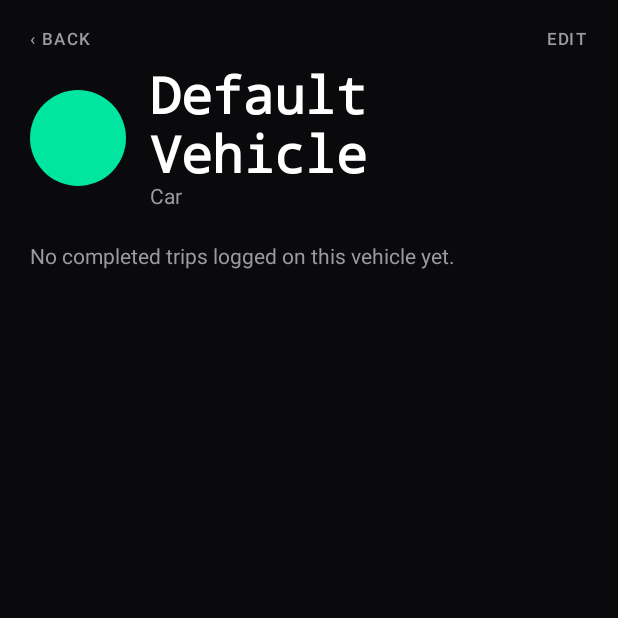
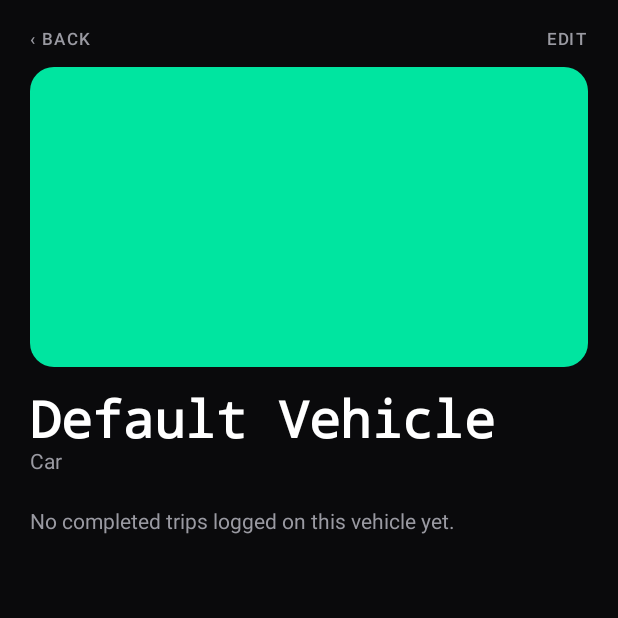
Before and after one commit to ATKennedy1299/RoadLog, an Android app built with Jetpack Compose: the GarageScreen screen opened through its navigation route, after a tap on "Default Vehicle", on a phone screen of 412 x 824 dp, the top half of it. Run offline under Robolectric (Android 15) with nearby library versions, the phone set to English and light mode, and no system bars; our stand-ins replace Room's generated code; libraries missing offline, so code that uses them is left out: org.maplibre.android.

```diff
--- a/app/src/main/java/com/roadlog/data/TripDao.kt
+++ b/app/src/main/java/com/roadlog/data/TripDao.kt
@@ -49,6 +49,9 @@ interface TripDao {
     @Query("UPDATE trips SET status = 'COMPLETED', endTimeEpochMs = :endTime WHERE id = :tripId")
     suspend fun completeTrip(tripId: Long, endTime: Long)
 
+    @Query("UPDATE trips SET vehicleProfileId = :vehicleProfileId WHERE id = :tripId")
+    suspend fun updateVehicleProfileId(tripId: Long, vehicleProfileId: Long)
+
     @Delete
     suspend fun delete(trip: Trip)
 }
--- a/app/src/main/java/com/roadlog/data/TripRepository.kt
+++ b/app/src/main/java/com/roadlog/data/TripRepository.kt
@@ -65,6 +65,11 @@ class TripRepository(private val db: AppDatabase) {
 
     suspend fun stopTrip(tripId: Long) {
         db.tripDao().completeTrip(tripId, System.currentTimeMillis())
+    }
+
+    /** Recategorizes a trip after the fact — e.g. auto-detect or the picker guessed wrong. */
+    suspend fun updateTripVehicle(tripId: Long, vehicleProfileId: Long) {
+        db.tripDao().updateVehicleProfileId(tripId, vehicleProfileId)
     }
 
     /**
--- a/app/src/main/java/com/roadlog/ui/screens/GarageScreen.kt
+++ b/app/src/main/java/com/roadlog/ui/screens/GarageScreen.kt
@@ -30,6 +30,7 @@ import androidx.compose.ui.Modifier
 import androidx.compose.ui.draw.clip
 import androidx.compose.ui.graphics.Color
 import androidx.compose.ui.graphics.asImageBitmap
+import androidx.compose.ui.layout.ContentScale
 import androidx.compose.ui.text.font.FontWeight
 import androidx.compose.ui.unit.Dp
 import androidx.compose.ui.unit.dp
@@ -142,3 +143,37 @@ fun VehicleThumbnail(photoPath: String?, colorHex: String, size: Dp, modifier: M
         Box(modifier = modifier.size(size).clip(CircleShape).background(color))
     }
 }
+
+/**
+ * Facebook-style cover photo for the vehicle detail screen: full width,
+ * fixed height, cropped to fill — a solid color tag fills in when there's
+ * no photo, so the layout doesn't shift depending on whether one's set.
+ */
+@Composable
+fun VehicleCoverPhoto(photoPath: String?, colorHex: String, modifier: Modifier = Modifier) {
+    val bitmap = remember(photoPath) {
+        photoPath?.let { BitmapFactory.decodeFile(it)?.asImageBitmap() }
+    }
+    if (bitmap != null) {
+        Image(
+            bitmap = bitmap,
+            contentDescription = null,
+            contentScale = ContentScale.Crop,
+            modifier = modifier
+                .fillMaxWidth()
+                .height(200.dp)
+                .clip(RoundedCornerShape(16.dp))
+        )
+    } else {
+        val color = remember(colorHex) {
+            runCatching { Color(android.graphics.Color.parseColor(colorHex)) }.getOrDefault(AccentGreen)
+        }
+        Box(
+            modifier = modifier
+                .fillMaxWidth()
+                .height(200.dp)
+                .clip(RoundedCornerShape(16.dp))
+                .background(color)
+        )
+    }
+}
--- a/app/src/main/java/com/roadlog/ui/screens/VehicleDetailScreen.kt
+++ b/app/src/main/java/com/roadlog/ui/screens/VehicleDetailScreen.kt
@@ -71,16 +71,8 @@ fun VehicleDetailScreen(
         if (currentVehicle == null) {
             Text("Vehicle not found.", style = MaterialTheme.typography.bodyMedium, color = TextSecondary)
         } else {
-            Row(
-                verticalAlignment = Alignment.CenterVertically,
-                horizontalArrangement = Arrangement.spacedBy(16.dp)
-            ) {
-                VehicleThumbnail(
-                    photoPath = currentVehicle.photoPath,
-                    colorHex = currentVehicle.colorHex,
-                    size = 64.dp
-                )
-                Column {
+            VehicleCoverPhoto(photoPath = currentVehicle.photoPath, colorHex = currentVehicle.colorHex)
+            Spacer(Modifier.height(16.dp))
             Text(currentVehicle.name, style = MaterialTheme.typography.headlineLarge, color = Color.White)
             val subtitle = listOfNotNull(
                 currentVehicle.year?.toString(), currentVehicle.make, currentVehicle.model
@@ -88,8 +80,6 @@ fun VehicleDetailScreen(
                 if (currentVehicle.type == VehicleType.MOTORCYCLE) "Motorcycle" else "Car"
             }
             Text(subtitle, style = MaterialTheme.typography.bodyMedium, color = TextSecondary)
-                }
-            }
             Spacer(Modifier.height(24.dp))
 
             if (stats.totalTrips == 0) {
--- a/app/src/main/java/com/roadlog/ui/screens/VehicleEditScreen.kt
+++ b/app/src/main/java/com/roadlog/ui/screens/VehicleEditScreen.kt
@@ -6,6 +6,8 @@ import androidx.activity.result.contract.ActivityResultContracts
 import androidx.compose.foundation.background
 import androidx.compose.foundation.border
 import androidx.compose.foundation.clickable
+import androidx.compose.foundation.rememberScrollState
+import androidx.compose.foundation.verticalScroll
 import androidx.compose.foundation.layout.Arrangement
 import androidx.compose.foundation.layout.Box
 import androidx.compose.foundation.layout.Column
@@ -68,6 +70,7 @@ fun VehicleEditScreen(
         modifier = Modifier
             .fillMaxSize()
             .background(MaterialTheme.colorScheme.background)
+            .verticalScroll(rememberScrollState())
             .padding(20.dp)
     ) {
         Text(
@@ -196,6 +199,7 @@ fun VehicleEditScreen(
                 Text("DELETE VEHICLE", color = AccentRed)
             }
         }
+        Spacer(Modifier.height(20.dp))
     }
 
     if (showDeleteDialog) {
```
Also changed, not shown: app/src/main/java/com/roadlog/ui/TripDetailViewModel.kt (+8 -0 lines), app/src/main/java/com/roadlog/ui/screens/TripDetailScreen.kt (+71 -3 lines). Lines whose indentation alone changed are shown as unchanged.
